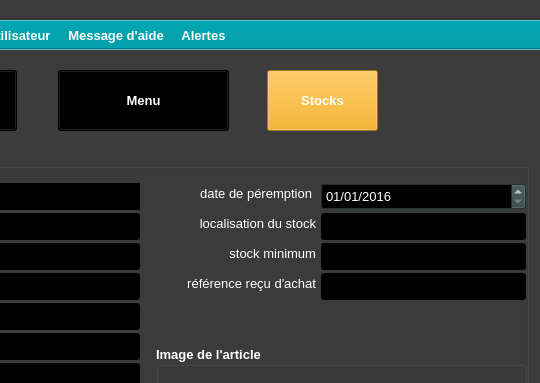
The window that ui/yeroth-erp-achats-detail-window.ui (xnoumbissinoundou/yeroth-erp-3.0) describes before a commit, drawn with Qt 5; both pictures show x 260 to 800 and y 0 to 383 of the 800 by 600 pixel window.
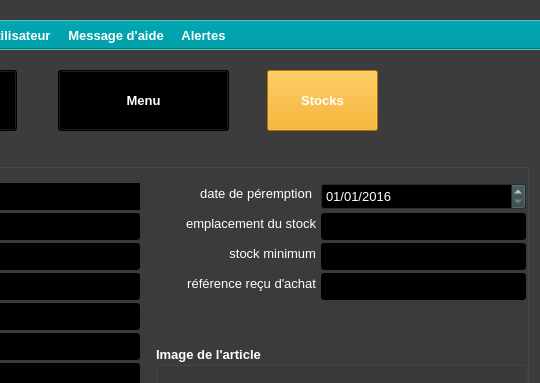
The same window after the commit. Icons and pictures are not drawn. Custom widgets are drawn as their Qt base class.

Commit message: On branch master 	modified:   src/windows/yeroth-erp-entrer-window.cpp 	modified:   src/windows/yeroth-erp-entrer-window.hpp 	modified:   ui/yeroth-erp-achats-detail-window.ui 	modified:   ui/yeroth-erp-entrer-window.ui 	modified:   ui/yeroth-erp-modifier-window.ui 	modified:   ui/yeroth-erp-stock-detail-window.ui

```diff
--- a/ui/yeroth-erp-achats-detail-window.ui
+++ b/ui/yeroth-erp-achats-detail-window.ui
@@ -4551,7 +4551,7 @@
       </font>
      </property>
      <property name="text">
-      <string>localisation du stock</string>
+      <string>emplacement du stock</string>
      </property>
      <property name="alignment">
       <set>Qt::AlignRight|Qt::AlignTrailing|Qt::AlignVCenter</set>
```
The commit also changes 5 other files.
